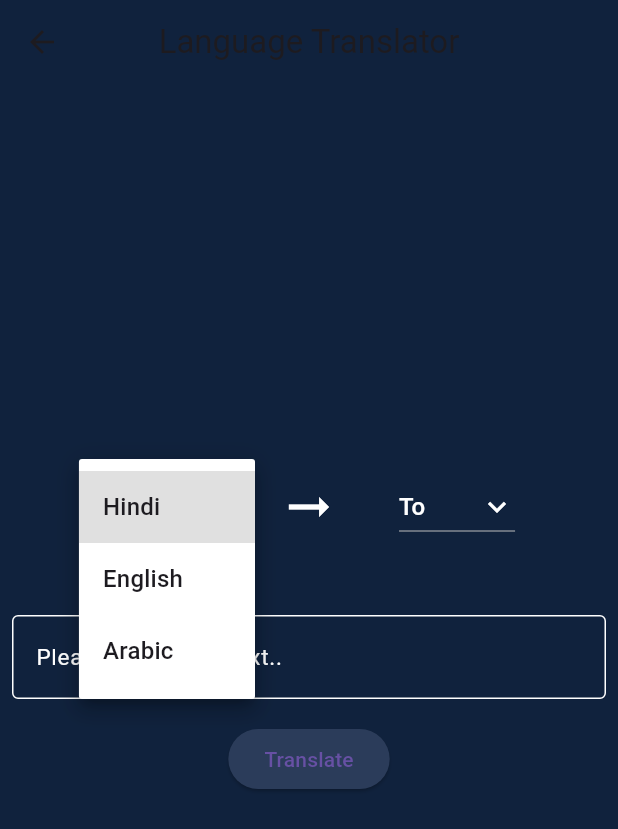
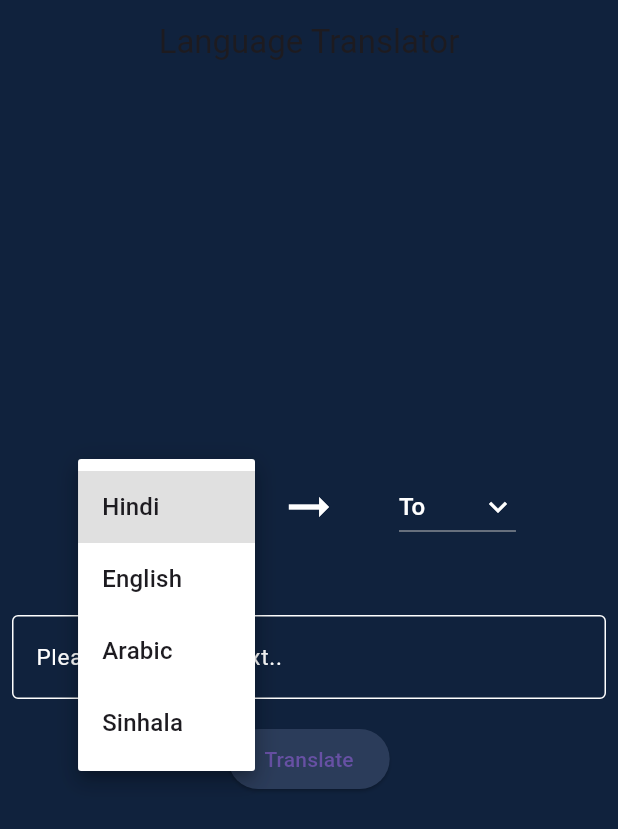
Before and after one commit to Hirun4/Translate-APP, a Flutter app: the LanguageTranslationPage screen opened directly, after a tap on "From", on a phone screen of 412 x 824 dp. Shown: the top 829 px of the screen. Run offline on Flutter 3.47's test engine with Material 3 defaults, Android fonts, the phone set to English and light mode, and no system bars; missing offline and left inert: translator.

Commit message:
app complete and add sinhala language

```diff
--- a/lib/language_translation.dart
+++ b/lib/language_translation.dart
@@ -10,7 +10,7 @@ class LanguageTranslationPage extends StatefulWidget {
 }
 
 class _LanguageTranslationPageState extends State<LanguageTranslationPage> {
-  var languages = ['Hindi', 'English', 'Arabic'];
+  var languages = ['Hindi', 'English', 'Arabic', 'Sinhala'];
   var originLanguage = 'From';
   var destinationLanguage = 'To';
   var output = "";
@@ -37,6 +37,8 @@ class _LanguageTranslationPageState extends State<LanguageTranslationPage> {
       return "hi";
     } else if (language == "Arabic") {
       return "ar";
+    } else if (language == "Sinhala") {
+      return "si";
     }
     return "--";
   }
--- a/lib/main.dart
+++ b/lib/main.dart
@@ -1,4 +1,5 @@
 import 'package:flutter/material.dart';
+import 'package:language_translator/language_translation.dart';
 
 void main() {
   runApp(const MyApp());
@@ -13,7 +14,7 @@ class MyApp extends StatelessWidget {
     return MaterialApp(
       title: 'Language Translator',
       debugShowCheckedModeBanner: false,
-      home: ,
+      home: LanguageTranslationPage(),
     );
   }
 }
```
